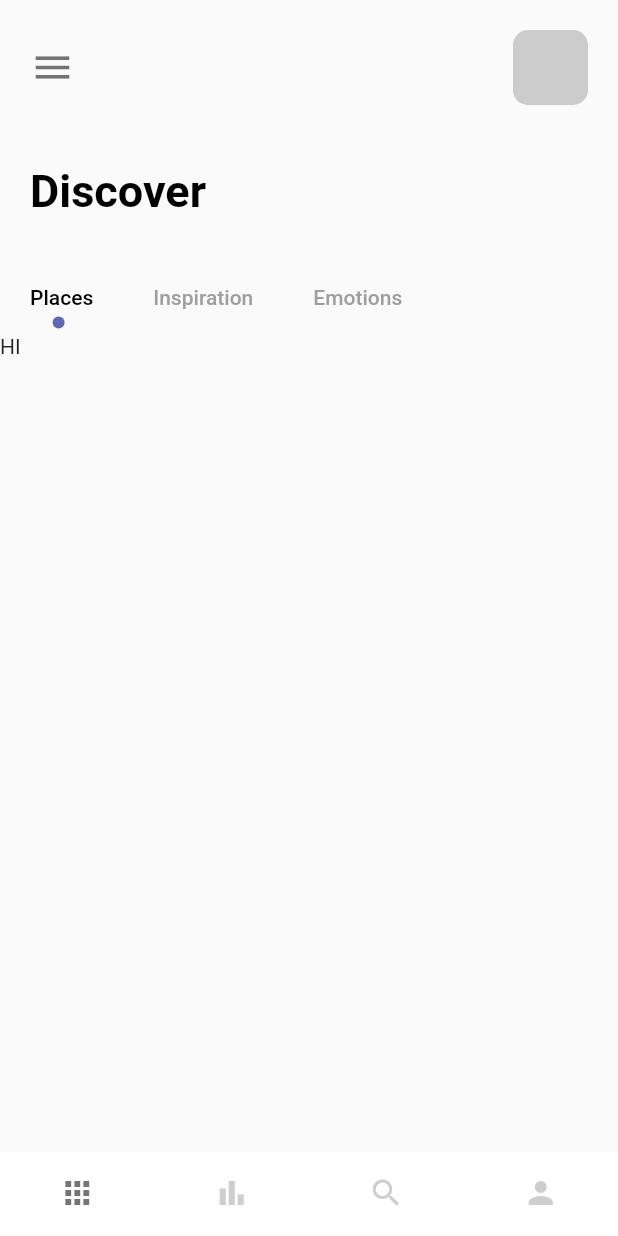
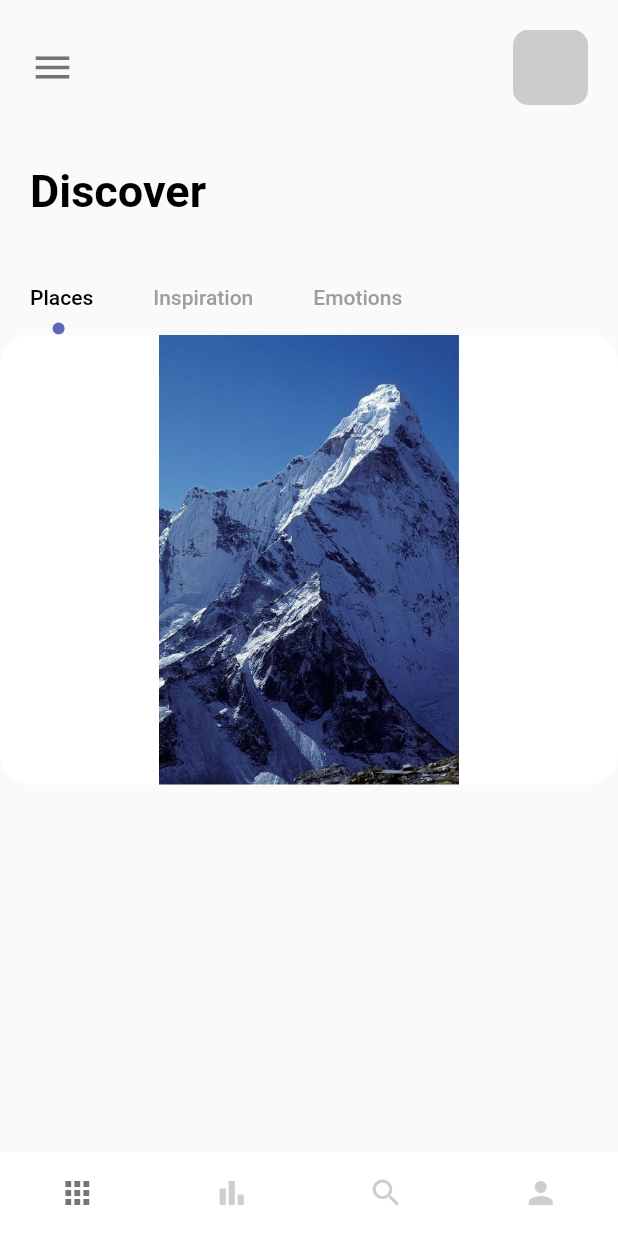
Before and after one commit to Tolulope05/flutter_travel_app, a Flutter app: the screen it shows after launch, on a phone screen of 412 x 824 dp. Run offline on Flutter 3.47's test engine with Material 2 defaults, Android fonts, the phone set to English and light mode, and no system bars.

Commit message:
good morning fix

```diff
--- a/lib/pages/navpages/home_page.dart
+++ b/lib/pages/navpages/home_page.dart
@@ -12,7 +12,7 @@ class HomePage extends StatefulWidget {
 class _HomePageState extends State<HomePage> with TickerProviderStateMixin {
   @override
   Widget build(BuildContext context) {
-    TabController _tabController = TabController(length: 3, vsync: this);
+    TabController tabController = TabController(length: 3, vsync: this);
     return SafeArea(
       child: Scaffold(
         body: Column(
@@ -48,13 +48,15 @@ class _HomePageState extends State<HomePage> with TickerProviderStateMixin {
                 alignment: Alignment.centerLeft,
                 child: TabBar(
                   labelPadding: const EdgeInsets.only(left: 20, right: 20),
-                  controller: _tabController,
+                  controller: tabController,
                   labelColor: Colors.black,
                   unselectedLabelColor: Colors.grey,
                   isScrollable: true,
                   indicatorSize: TabBarIndicatorSize.label,
-                  indicator:
-                      CircleTabIndicator(color: AppColors.mainColor, radius: 4),
+                  indicator: const CircleTabIndicator(
+                    color: AppColors.mainColor,
+                    radius: 4,
+                  ),
                   tabs: const [
                     Tab(text: "Places"),
                     Tab(text: "Inspiration"),
@@ -67,11 +69,21 @@ class _HomePageState extends State<HomePage> with TickerProviderStateMixin {
               height: 300,
               width: double.maxFinite,
               child: TabBarView(
-                controller: _tabController,
+                controller: tabController,
                 children: [
-                  Text("HI"),
-                  Text("There"),
-                  Text("Bye"),
+                  Container(
+                    width: 200,
+                    height: 300,
+                    decoration: BoxDecoration(
+                      borderRadius: BorderRadius.circular(20),
+                      color: Colors.white,
+                      image: const DecorationImage(
+                        image: AssetImage("assets/img/mountain.jpeg"),
+                      ),
+                    ),
+                  ),
+                  const Text("There"),
+                  const Text("Bye"),
                 ],
               ),
             ),
@@ -84,8 +96,8 @@ class _HomePageState extends State<HomePage> with TickerProviderStateMixin {
 
 class CircleTabIndicator extends Decoration {
   final Color color;
-  double radius;
-  CircleTabIndicator({required this.color, required this.radius});
+  final double radius;
+  const CircleTabIndicator({required this.color, required this.radius});
   @override
   BoxPainter createBoxPainter([VoidCallback? onChanged]) {
     return _CirclePainter(color: color, radius: radius);
@@ -94,17 +106,17 @@ class CircleTabIndicator extends Decoration {
 
 class _CirclePainter extends BoxPainter {
   final Color color;
-  double radius;
+  final double radius;
   _CirclePainter({required this.color, required this.radius});
   @override
   void paint(Canvas canvas, Offset offset, ImageConfiguration configuration) {
-    Paint _paint = Paint();
-    _paint.color = color;
-    _paint.isAntiAlias = true;
+    Paint paint = Paint();
+    paint.color = color;
+    paint.isAntiAlias = true;
     final Offset circleOffset = Offset(
       configuration.size!.width / 2 - radius / 2,
-      configuration.size!.height - radius * 2,
+      configuration.size!.height - radius,
     );
-    canvas.drawCircle(offset + circleOffset, radius, _paint);
+    canvas.drawCircle(offset + circleOffset, radius, paint);
   }
 }
```
